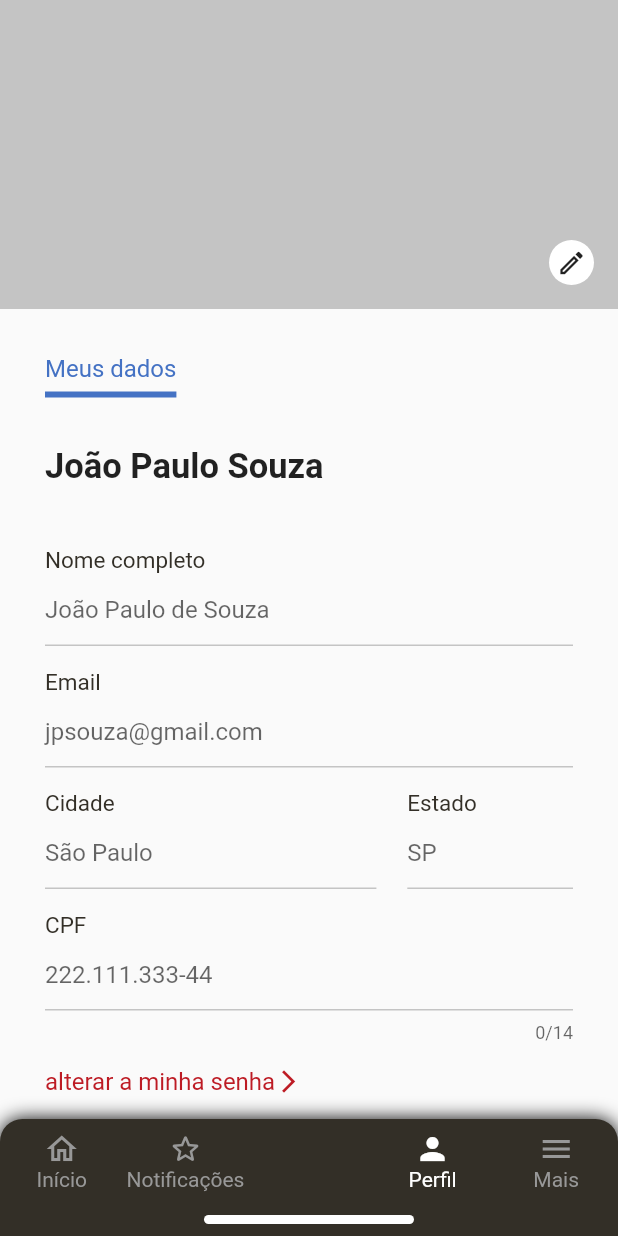
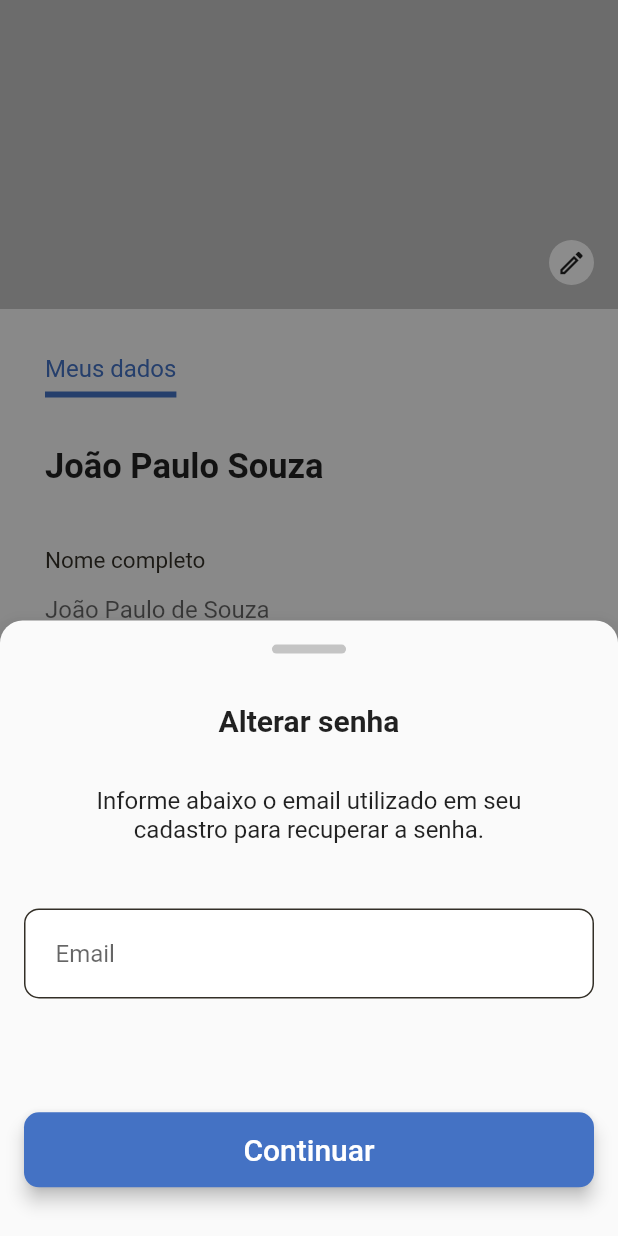
Before and after one commit to Gustavotc/psel-shinier-2021, a Flutter app: the screen it shows after launch, item 3 of the bottom bar chosen, after a tap on "alterar a minha senha", on a phone screen of 412 x 824 dp. Run offline on Flutter 3.47's test engine with Material 2 defaults, Android fonts, the phone set to English and light mode, and no system bars.

Commit message:
Commit: New pages: change password and validation code. CustomTextField has a new parameter: isTokenPage

```diff
--- a/lib/Screens/Login/components/body.dart
+++ b/lib/Screens/Login/components/body.dart
@@ -34,7 +34,7 @@ class _BodyState extends State<Body> {
               TextLogin(), //Simple Text
               SizedBox(height: size.height * 0.01,), //Space between Login text and Forgot  my password text
               ForgotPasswordButton( // Button to show the FotgetPasswordPage
-                onTap: () => forgotPasswordPage(context), //Calls forget password page
+                onTap: () => buildForgotPasswordPage(context), //Calls forget password page
               ),
               SizedBox(height: size.height * 0.03,), //Space between Forgot  my password text and Email input textField
               CustomTextField( //Email input textField
@@ -82,7 +82,7 @@ class _BodyState extends State<Body> {
   _signin(){
     FocusScope.of(context).unfocus(); //Removes the keyboard focus to close it (prevents errors case the login fails)
     _useFingerPrint //Verifies the authentication method
-        ? useFirgerPrintPage(context) //Case true: use fingerprint sensor
+        ? buildUseFirgerPrintPage(context) //Case true: use fingerprint sensor
         : () {
             /* To-Do onPressed case Switch is off */
           };
--- a/lib/Screens/Login/components/custom_decoration_container.dart
+++ b/lib/Screens/Login/components/custom_decoration_container.dart
@@ -11,7 +11,7 @@ class CustomDecorationContainer extends StatelessWidget {
     Size size = MediaQuery.of(context).size;
 
     return Container(
-      width: size.width * 0.15,
+      width: size.width * 0.12,
       height: 6,
       decoration: BoxDecoration(
           color: Color(0xffC4C4C4), borderRadius: BorderRadius.circular(30)),
--- a/lib/Screens/Login/components/forgot_password_button.dart
+++ b/lib/Screens/Login/components/forgot_password_button.dart
@@ -22,7 +22,7 @@ class ForgotPasswordButton extends StatelessWidget {
           fontWeight: FontWeight.w400
         ),
       ),
-      onTap: onTap,                 //Sets onTap function received by the constructor
+      onTap: onTap, //Sets onTap function received by the constructor
     );
   }
 
--- a/lib/Screens/Login/pages/forgot_password_page.dart
+++ b/lib/Screens/Login/pages/forgot_password_page.dart
@@ -5,7 +5,7 @@ import 'package:psel_shinier_2021/components/CustomTextField.dart';
 import '../components/custom_decoration_container.dart';
 
 //Function to open a bottom sheet to recover password
-void forgotPasswordPage(context) {
+void buildForgotPasswordPage(context) {
   Size size = MediaQuery.of(context).size; //Screen size variable
 
   showModalBottomSheet( // Open bottom sheet
--- a/lib/Screens/Login/pages/use_fingerprint_page.dart
+++ b/lib/Screens/Login/pages/use_fingerprint_page.dart
@@ -3,7 +3,7 @@ import 'package:psel_shinier_2021/Screens/Login/components/custom_decoration_con
 import 'package:psel_shinier_2021/components/CustomButton.dart';
 
 //Function to open a bottom sheet with sign-in informations
-void useFirgerPrintPage(context) {
+void buildUseFirgerPrintPage(context) {
   Size size = MediaQuery.of(context).size;  //Screen size variable
 
   showModalBottomSheet( // Open bottom sheet
--- a/lib/Screens/Profile/components/change_password_button.dart
+++ b/lib/Screens/Profile/components/change_password_button.dart
@@ -1,4 +1,5 @@
 import 'package:flutter/material.dart';
+import 'package:psel_shinier_2021/Screens/Profile/pages/change_password_page.dart';
 
 //Class to create a custom change password button
 class ChangePasswordButton extends StatelessWidget {
@@ -9,7 +10,7 @@ class ChangePasswordButton extends StatelessWidget {
   @override
   Widget build(BuildContext context) {
     return InkWell(
-      onTap:() {/*To-Do onTap (changes user password) */},
+      onTap:() => _buildChangePasswordPage(context),
       child: Row(
         mainAxisSize: MainAxisSize.min, //Row only wrap the children
         children: <Widget>[
@@ -29,4 +30,24 @@ class ChangePasswordButton extends StatelessWidget {
       ),
     );
   }
+
+  _buildChangePasswordPage(context){
+    showModalBottomSheet( // Open bottom sheet
+      shape: RoundedRectangleBorder(   //Shape of the bottom sheet (circular top borders )
+          borderRadius: BorderRadius.only(
+        topLeft: Radius.circular(15),
+        topRight: Radius.circular(15),
+      )),
+      barrierColor: Colors.black45, //Background color page
+      elevation: 10, //Elevation of the bottom sheet page
+      context: context,
+      builder: (BuildContext bc) {  //Build to create the bottom sheet page
+        return ChangePasswordPage(
+          false, //isTokenpage
+          "Informe abaixo o email utilizado em seu cadastro para recuperar a senha.", //Text
+          "Email", //Hint
+        );
+      });
+  }
+
 }
--- a/lib/Screens/Profile/components/edit_profile_buttons.dart
+++ b/lib/Screens/Profile/components/edit_profile_buttons.dart
@@ -19,8 +19,8 @@ class EditProfileButtons extends StatelessWidget {
       child: Column(
         crossAxisAlignment: CrossAxisAlignment.start,
         children: [
-          ChangePasswordButton(),
-          SizedBox(height: size.height * 0.03),
+          ChangePasswordButton(), //Shows custom change password button
+          SizedBox(height: size.height * 0.03), //Space between buttons
           CustomButton( //Custom buttom to save profile informations modifications
               text: "Salvar",
               onPressed: () {/* To-Do onPressed (Save informations) */}
--- /dev/null
+++ b/lib/Screens/Profile/pages/change_password_page.dart
@@ -0,0 +1,84 @@
+import 'package:flutter/material.dart';
+import 'package:psel_shinier_2021/Screens/Login/components/custom_decoration_container.dart';
+import 'package:psel_shinier_2021/components/CustomButton.dart';
+import 'package:psel_shinier_2021/components/CustomTextField.dart';
+
+//class to create a bottom sheet to change password
+class ChangePasswordPage extends StatelessWidget {
+
+  final bool isTokenPage;
+  final String text;
+  final String hint;
+
+  const ChangePasswordPage(
+      this.isTokenPage,
+      this.text,
+      this.hint
+    );
+
+  @override
+  Widget build(BuildContext context) {
+
+    Size size = MediaQuery.of(context).size; //Screen size variable
+
+    return Padding(
+      padding: const EdgeInsets.all(16.0),
+      child: SingleChildScrollView(
+        child: Column( //Column with all the page widgets
+          mainAxisSize: MainAxisSize.min, //Height of the page
+          mainAxisAlignment: MainAxisAlignment.start, //Horizontal Aligment of the page
+          children: [
+            CustomDecorationContainer(), //Decoration Container
+            SizedBox(height: size.height *  0.04), //Space between Container and Forgot Password text
+            Text( //Forgot Password text
+              "Alterar senha",
+              style: TextStyle(fontSize: 20, fontWeight: FontWeight.bold),
+            ),
+            SizedBox( height: size.height * 0.04), //Space between Container and Forgot Password text
+            Container( //Recovery email text
+              width: size.width * 0.7,
+              child: Text(
+                text,
+                style: TextStyle(fontSize: 16),
+                textAlign: TextAlign.center,
+              ),
+            ),
+            SizedBox(height: size.height * 0.04), //Space between Container and Forgot Password text
+            CustomTextField(
+              onChanged: (value) {},
+              hint: hint,
+              password: false,
+              isTokenPage: isTokenPage,
+              ), //Email Input TextField
+            SizedBox(height: size.height * 0.08), //Space between Container and Forgot Password text
+            CustomButton( // Continue Button
+              text: "Continuar",
+              onPressed: () {_buildInformTokenPage(context);},
+            ),
+            SizedBox(height: size.height * 0.02), //Space between Continue Button and bottom border
+          ],
+        ),
+      ),
+    );
+  }
+
+  _buildInformTokenPage(context){
+    Navigator.pop(context);
+    showModalBottomSheet( // Open bottom sheet
+      shape: RoundedRectangleBorder(   //Shape of the bottom sheet (circular top borders )
+          borderRadius: BorderRadius.only(
+        topLeft: Radius.circular(15),
+        topRight: Radius.circular(15),
+      )),
+      barrierColor: Colors.black45, //Background color page
+      elevation: 10, //Elevation of the bottom sheet page
+      context: context,
+      builder: (BuildContext bc) {  //Build to create the bottom sheet page
+        return ChangePasswordPage(
+          true, //isTokenpage
+          "Informe o código de validação que chegou no email informado", //Text
+          "Código de validação", //Hint
+        );
+      });
+  }
+}
--- a/lib/components/CustomTextField.dart
+++ b/lib/components/CustomTextField.dart
@@ -6,6 +6,7 @@ class CustomTextField extends StatelessWidget {
   final String hint; // Hint Text
   final ValueChanged onChanged; // On Valeu changed Function
   final bool password; // Obscure text  and keyboardType verification
+  final bool isTokenPage;
 
   //Constructor with required variables
   const CustomTextField({
@@ -13,6 +14,7 @@ class CustomTextField extends StatelessWidget {
     @required this.onChanged,
     @required this.hint,
     @required this.password,
+    this.isTokenPage = false,
   }) : super(key: key);
 
   @override
@@ -26,6 +28,9 @@ class CustomTextField extends StatelessWidget {
             : TextInputType.emailAddress, //Defines the keyboard type
         decoration: InputDecoration(
           hintText: hint, //Hint text received
+          hintStyle: TextStyle(
+            color: isTokenPage ? Colors.black : null,
+          ),
           border: InputBorder.none,
         ),
         onChanged:
```
